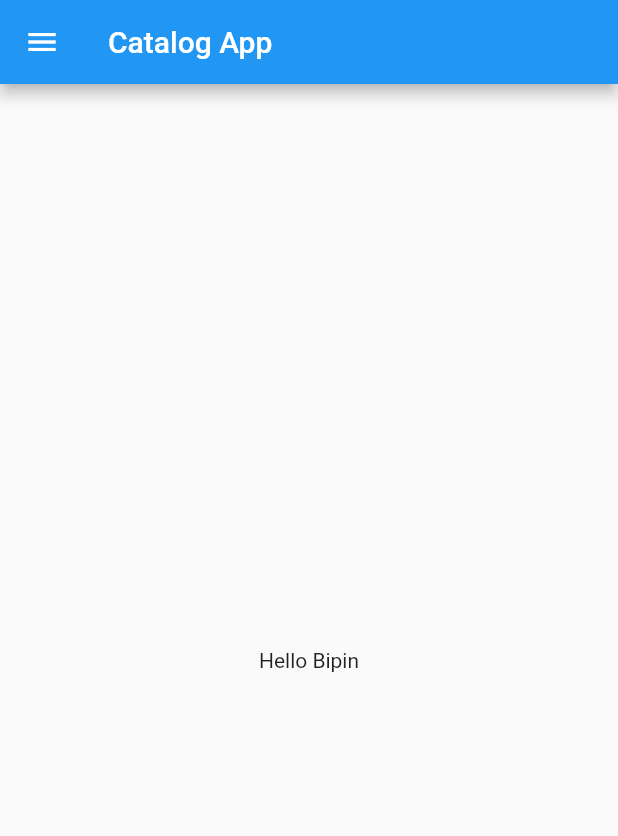
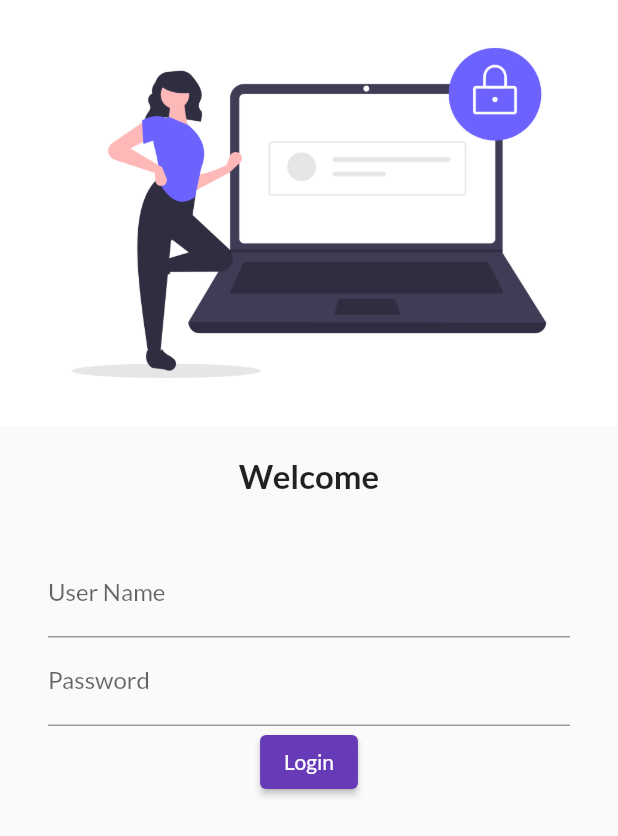
Before and after one commit to mrbipinpandey/flutter_catalog, a Flutter app: the screen it shows after launch, on a phone screen of 412 x 824 dp. Shown: the top 836 px of the screen. Run offline on Flutter 3.47's test engine with Material 2 defaults, Android fonts, the phone set to English and light mode, and no system bars; our stand-ins replace google_fonts.

Commit message:
Day 3 Completed

```diff
--- a/lib/main.dart
+++ b/lib/main.dart
@@ -1,5 +1,7 @@
 import 'package:flutter/material.dart';
-import 'package:flutter_catalog/home_page.dart';
+import 'package:google_fonts/google_fonts.dart';
+import 'package:flutter_catalog/pages/home_page.dart';
+import 'package:flutter_catalog/pages/login_page.dart';
 
 void main() {
   runApp(const MyApp());
@@ -10,6 +12,18 @@ class MyApp extends StatelessWidget {
 
   @override
   Widget build(BuildContext context) {
-    return MaterialApp(home: HomePage());
+    return MaterialApp(
+      // home: HomePage(),
+      theme: ThemeData(
+        primarySwatch: Colors.deepPurple,
+        fontFamily: GoogleFonts.lato().fontFamily,
+        // primaryTextTheme: GoogleFonts.latoTextTheme()
+      ),
+      routes: {
+        "/": (context) => LoginPage(),
+        "/home": (context) => HomePage(),
+        "/login": (context) => LoginPage(),
+      },
+    );
   }
 }
--- /dev/null
+++ b/lib/pages/login_page.dart
@@ -0,0 +1,57 @@
+import 'package:flutter/material.dart';
+
+class LoginPage extends StatelessWidget {
+  @override
+  Widget build(BuildContext context) {
+    return Material(
+        child: Column(
+      children: [
+        Image.asset(
+          "assets/images/login_image.png",
+          fit: BoxFit.cover,
+        ),
+        SizedBox(
+          height: 20.0,
+        ),
+        Text("Welcome",
+            style: TextStyle(
+              fontSize: 22,
+              fontWeight: FontWeight.bold,
+            )),
+        SizedBox(
+          height: 20.0,
+        ),
+        Padding(
+          //padding: const EdgeInsets.all(16.0),
+          padding: const EdgeInsets.symmetric(
+            vertical: 16,
+            horizontal: 32,
+          ),
+          child: Column(
+            children: [
+              TextFormField(
+                decoration: InputDecoration(
+                  hintText: "Enter User Name",
+                  labelText: "User Name",
+                ),
+              ),
+              TextFormField(
+                obscureText: true,
+                decoration: InputDecoration(
+                  hintText: "Enter Password",
+                  labelText: "Password",
+                ),
+              ),
+              ElevatedButton(
+                onPressed: () {
+                  print("Hi Bipin");
+                },
+                child: Text("Login"),
+              )
+            ],
+          ),
+        )
+      ],
+    ));
+  }
+}
--- a/pubspec.yaml
+++ b/pubspec.yaml
@@ -34,6 +34,7 @@ dependencies:
   # The following adds the Cupertino Icons font to your application.
   # Use with the CupertinoIcons class for iOS style icons.
   cupertino_icons: ^1.0.2
+  google_fonts: ^2.1.0
 
 dev_dependencies:
   flutter_test:
@@ -58,8 +59,8 @@ flutter:
   uses-material-design: true
 
   # To add assets to your application, add an assets section, like this:
-  # assets:
-  #   - images/a_dot_burr.jpeg
+  assets:
+    - assets/images/
   #   - images/a_dot_ham.jpeg
 
   # An image asset can refer to one or more resolution-specific "variants", see
```
Also changed, not shown: assets/images/login_image.png (added), lib/pages/home_page.dart (renamed from lib/home_page.dart), pubspec.lock.
